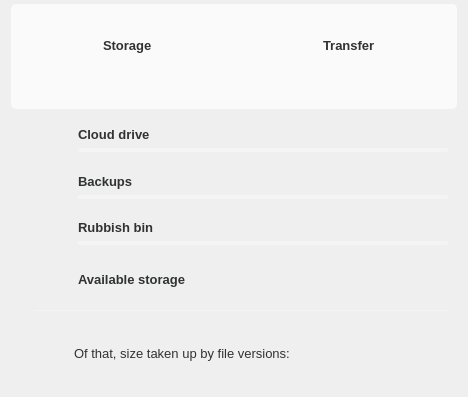
meganz/MEGAsync, file src/MEGASync/gui/linux/AccountDetailsDialog.ui: the form before one commit.
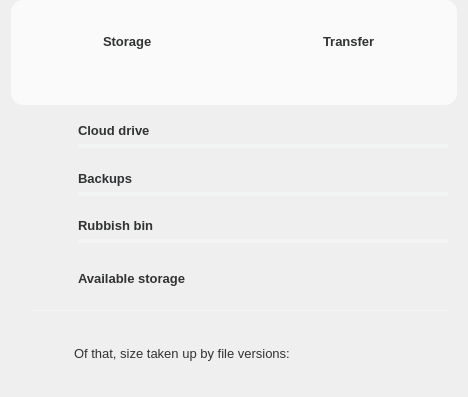
The form after the commit. Icons and pictures are not drawn. Custom widgets are drawn as their Qt base class.

Commit message: SNC-4648: Avoid use of colors in cpp adjust layouts to new design proposition.

```diff
--- a/src/MEGASync/gui/linux/AccountDetailsDialog.ui
+++ b/src/MEGASync/gui/linux/AccountDetailsDialog.ui
@@ -45,7 +45,7 @@
 #headerBox
 {
 border-style:none;
-border-radius:5px;
+border-radius:12px;
 background-color: #fafafa; /*colorToken.surface-1*/
 }
 
@@ -161,12 +161,6 @@
   background-color: #FF5646;
 }
 
-#lUsedStorage, #lUsedTransfer
-{
-color: #303233; /*colorToken.text-primary*/
-font-size: 13px;
-}
-
 #bCloudDrive, #bVault, #bRubbish
 {
     qproperty-iconSize: 24px;
@@ -224,24 +218,24 @@
 
 #pStorageAndTransferUsage #sStorage, #sTransfer
 {
-    height: 52px;
-    width: 56px;
-    min-height: 52px;
-    min-width: 56px;
-    max-height: 52px;
-    max-width: 56px;
-    margin-left: 24px;
+height: 52px;
+width: 56px;
+min-height: 52px;
+min-width: 56px;
+max-height: 52px;
+max-width: 56px;
+margin-left: 24px;
 background-color: transparent;
 }
 
 #wStorageUsage, #wTransferUsage
 {
-    height: 96px;
-    width: 219px;
-    max-height: 96px;
-    min-height: 96px;
-    max-width:219px;
-    min-width:219px;
+height: 96px;
+width: 219px;
+max-height: 96px;
+min-height: 96px;
+max-width:219px;
+min-width:219px;
 }
 
 #wStorageUsage
@@ -279,7 +273,7 @@
   </property>
   <layout class="QVBoxLayout" name="verticalLayout_5">
    <property name="topMargin">
-    <number>4</number>
+    <number>0</number>
    </property>
    <item>
     <widget class="QGroupBox" name="headerBox">
@@ -304,6 +298,18 @@
       </property>
       <item>
        <widget class="QStackedWidget" name="sHeader">
+        <property name="minimumSize">
+         <size>
+          <width>440</width>
+          <height>80</height>
+         </size>
+        </property>
+        <property name="maximumSize">
+         <size>
+          <width>440</width>
+          <height>80</height>
+         </size>
+        </property>
         <property name="lineWidth">
          <number>1</number>
         </property>
@@ -395,6 +401,18 @@
          </layout>
         </widget>
         <widget class="QWidget" name="pStorageAndTransferUsage">
+         <property name="minimumSize">
+          <size>
+           <width>440</width>
+           <height>80</height>
+          </size>
+         </property>
+         <property name="maximumSize">
+          <size>
+           <width>440</width>
+           <height>80</height>
+          </size>
+         </property>
          <layout class="QHBoxLayout" name="horizontalLayout_22">
           <property name="spacing">
            <number>0</number>
@@ -413,6 +431,18 @@
           </property>
           <item>
            <widget class="QWidget" name="wStorageUsage" native="true">
+            <property name="minimumSize">
+             <size>
+              <width>220</width>
+              <height>80</height>
+             </size>
+            </property>
+            <property name="maximumSize">
+             <size>
+              <width>220</width>
+              <height>80</height>
+             </size>
+            </property>
             <layout class="QHBoxLayout" name="horizontalLayout_23">
              <property name="spacing">
               <number>0</number>
@@ -538,6 +568,18 @@
           </item>
           <item>
            <widget class="QWidget" name="wTransferUsage" native="true">
+            <property name="minimumSize">
+             <size>
+              <width>220</width>
+              <height>80</height>
+             </size>
+            </property>
+            <property name="maximumSize">
+             <size>
+              <width>220</width>
+              <height>80</height>
+             </size>
+            </property>
             <layout class="QHBoxLayout" name="horizontalLayout_25">
              <property name="spacing">
               <number>0</number>
```
Left out of the diff: 3 changed lines with no effect on the pictures. The commit also changes 1 other file.
